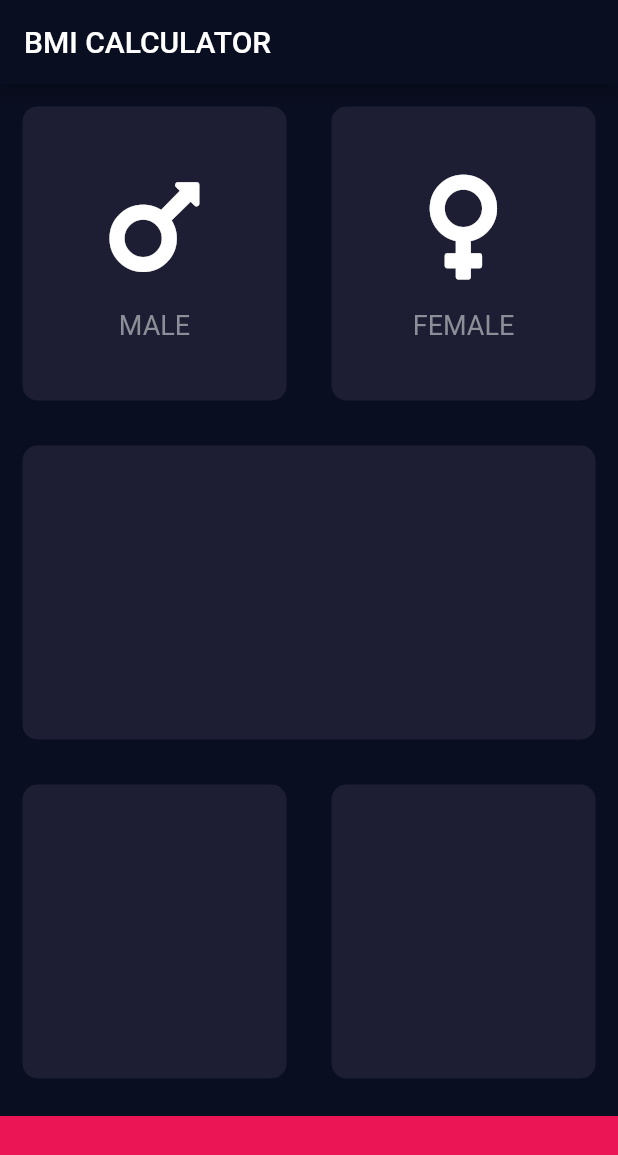
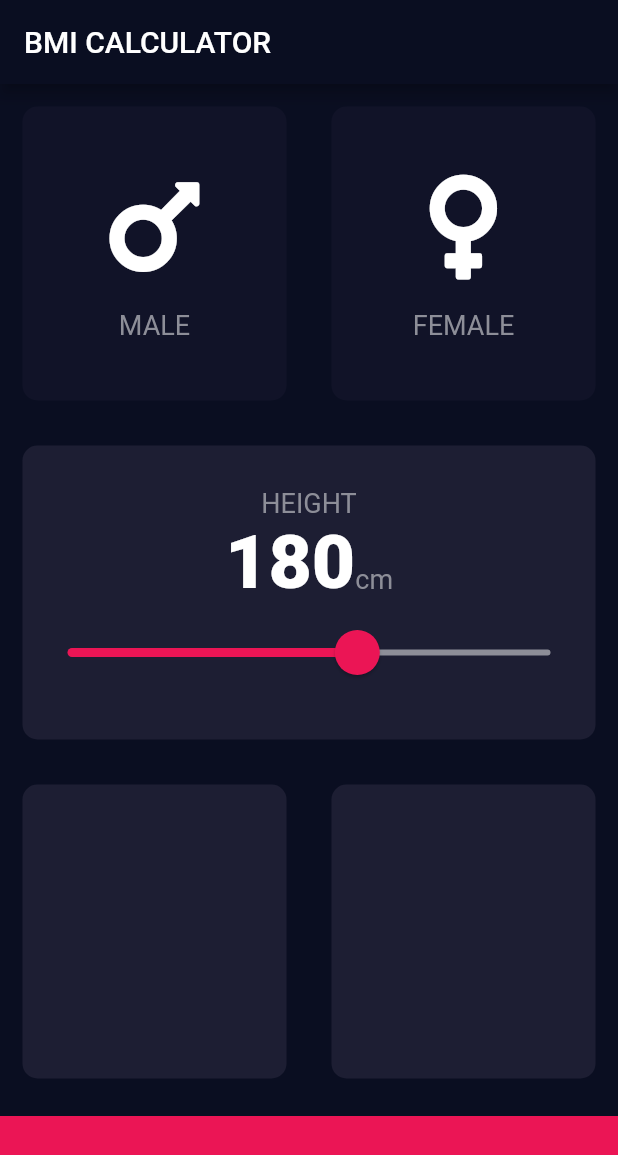
Before and after one commit to tomoya55/flutter-bootcamp, a Flutter app: the screen it shows after launch, on a phone screen of 412 x 824 dp. Shown: the top 1155 px of the screen. Run offline on Flutter 3.47's test engine with Material 2 defaults, Android fonts, the phone set to English and light mode, and no system bars; our stand-ins replace font_awesome_flutter, rflutter_alert.

Commit message:
Add Slider

```diff
--- a/projects/bmi-calculator-flutter-master/lib/card_icon.dart
+++ b/projects/bmi-calculator-flutter-master/lib/card_icon.dart
@@ -1,9 +1,5 @@
 import 'package:flutter/material.dart';
-
-const labelTextStyle = TextStyle(
-  fontSize: 18.0,
-  color: Color(0xFF8D8E98),
-);
+import 'constants.dart';
 
 class CardIcon extends StatelessWidget {
   final IconData iconData;
@@ -25,7 +21,7 @@ class CardIcon extends StatelessWidget {
         ),
         Text(
           text,
-          style: labelTextStyle,
+          style: kLabelTextStyle,
         ),
       ],
     );
--- /dev/null
+++ b/projects/bmi-calculator-flutter-master/lib/constants.dart
@@ -0,0 +1,16 @@
+import 'package:flutter/material.dart';
+
+const kLabelTextStyle = TextStyle(
+  fontSize: 18.0,
+  color: Color(0xFF8D8E98),
+);
+
+const kBoldLabelTextStyle = TextStyle(
+  fontSize: 50.0,
+  fontWeight: FontWeight.w900,
+);
+
+const kActiveCardColor = Color(0xFF1D1E33);
+const kInactiveCardColor = Color(0xFF111328);
+const bottomContainerColor = Color(0xFFEB1555);
+const bottomContainerHeight = 80.0;
--- a/projects/bmi-calculator-flutter-master/lib/input_page.dart
+++ b/projects/bmi-calculator-flutter-master/lib/input_page.dart
@@ -2,10 +2,12 @@ import 'package:flutter/material.dart';
 import 'package:font_awesome_flutter/font_awesome_flutter.dart';
 import 'card_icon.dart';
 import 'reusable_card.dart';
+import 'constants.dart';
 
-const activeCardColor = Color(0xFF1D1E33);
-const bottomContainerColor = Color(0xFFEB1555);
-const bottomContainerHeight = 80.0;
+enum Gender {
+  male,
+  female,
+}
 
 class InputPage extends StatefulWidget {
   @override
@@ -13,6 +15,14 @@ class InputPage extends StatefulWidget {
 }
 
 class _InputPageState extends State<InputPage> {
+  Gender selected;
+  int height = 180;
+
+  Color getColor(Gender g) => (g == Gender.male && selected == Gender.male) ||
+          (g == Gender.female && selected == Gender.female)
+      ? kActiveCardColor
+      : kInactiveCardColor;
+
   @override
   Widget build(BuildContext context) {
     return Scaffold(
@@ -28,36 +38,93 @@ class _InputPageState extends State<InputPage> {
               children: [
                 Expanded(
                   child: ReuseableCard(
-                    color: activeCardColor,
-                    cardChild: CardIcon(
-                      iconData: FontAwesomeIcons.mars,
-                      text: 'MALE',
-                    ),
-                  ),
+                      color: getColor(Gender.male),
+                      cardChild: CardIcon(
+                        iconData: FontAwesomeIcons.mars,
+                        text: 'MALE',
+                      ),
+                      onTap: () {
+                        setState(() {
+                          selected = Gender.male;
+                        });
+                      }),
                 ),
                 Expanded(
                   child: ReuseableCard(
-                    color: activeCardColor,
+                    color: getColor(Gender.female),
                     cardChild: CardIcon(
                       iconData: FontAwesomeIcons.venus,
                       text: 'FEMALE',
                     ),
+                    onTap: () {
+                      setState(() {
+                        selected = Gender.female;
+                      });
+                    },
                   ),
                 ),
               ],
             ),
           ),
           Expanded(
-            child: ReuseableCard(color: activeCardColor),
+            child: ReuseableCard(
+              color: kActiveCardColor,
+              cardChild: Column(
+                mainAxisAlignment: MainAxisAlignment.center,
+                children: [
+                  Text(
+                    'HEIGHT',
+                    style: kLabelTextStyle,
+                  ),
+                  Row(
+                    mainAxisAlignment: MainAxisAlignment.center,
+                    crossAxisAlignment: CrossAxisAlignment.baseline,
+                    textBaseline: TextBaseline.alphabetic,
+                    children: [
+                      Text(
+                        height.toString(),
+                        style: kBoldLabelTextStyle,
+                      ),
+                      Text(
+                        'cm',
+                        style: kLabelTextStyle,
+                      ),
+                    ],
+                  ),
+                  SliderTheme(
+                    data: SliderTheme.of(context).copyWith(
+                      thumbColor: Color(0xFFEB1555),
+                      overlayColor: Color(0x29EB1555),
+                      thumbShape:
+                          RoundSliderThumbShape(enabledThumbRadius: 15.0),
+                      overlayShape:
+                          RoundSliderOverlayShape(overlayRadius: 30.0),
+                    ),
+                    child: Slider(
+                      value: height.toDouble(),
+                      min: 120.0,
+                      max: 220.0,
+                      activeColor: Color(0xFFEB1555),
+                      inactiveColor: Color(0xFF8D8E98),
+                      onChanged: (double val) {
+                        setState(() {
+                          height = val.toInt();
+                        });
+                      },
+                    ),
+                  ),
+                ],
+              ),
+            ),
           ),
           Expanded(
             child: Row(
               children: [
                 Expanded(
-                  child: ReuseableCard(color: activeCardColor),
+                  child: ReuseableCard(color: kActiveCardColor),
                 ),
                 Expanded(
-                  child: ReuseableCard(color: activeCardColor),
+                  child: ReuseableCard(color: kActiveCardColor),
                 ),
               ],
             ),
--- a/projects/bmi-calculator-flutter-master/lib/reusable_card.dart
+++ b/projects/bmi-calculator-flutter-master/lib/reusable_card.dart
@@ -1,14 +1,15 @@
 import 'package:flutter/material.dart';
 
 class ReuseableCard extends StatelessWidget {
-  ReuseableCard({@required this.color, this.cardChild});
+  ReuseableCard({@required this.color, this.cardChild, this.onTap});
 
   final Color color;
   final Widget cardChild;
+  final Function onTap;
 
   @override
   Widget build(BuildContext context) {
-    return Container(
+    var container = Container(
       margin: EdgeInsets.all(15.0),
       decoration: BoxDecoration(
         color: color,
@@ -16,5 +17,10 @@ class ReuseableCard extends StatelessWidget {
       ),
       child: cardChild,
     );
+    if (onTap != null) {
+      return GestureDetector(child: container, onTap: onTap);
+    } else {
+      return container;
+    }
   }
 }
```
